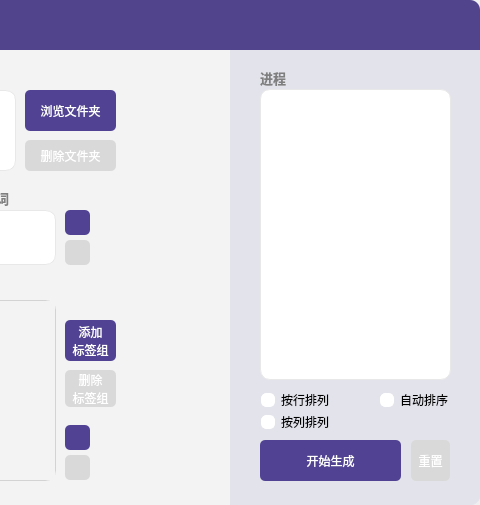
Above: EazyAccountantApp_UI.ui from RickH-Arch/EazyAccountant_App before the change; both pictures show x 375 to 855 and y 0 to 505 of the 855 by 505 pixel window. Below: the same form after it.
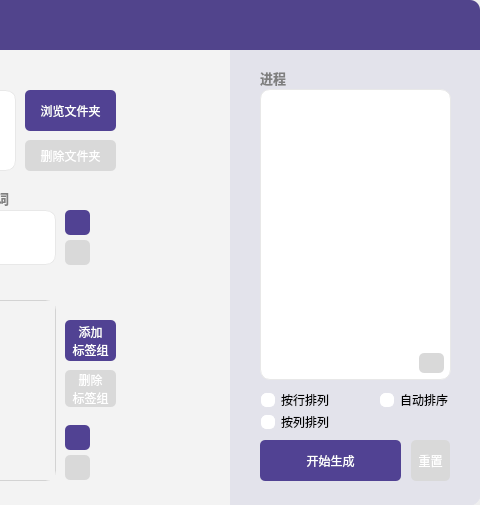
That is the form after the change. Icons and pictures are not drawn.

Commit message: load excel and sheets

Patch:
```diff
--- a/EazyAccountantApp_UI.ui
+++ b/EazyAccountantApp_UI.ui
@@ -1326,33 +1326,61 @@
                <string notr="true">*{border-radius:10px;
 background-color: rgb(255, 255, 255);
 border:1px solid rgb(232, 232, 232);
-color: rgb(121, 121, 121)}
+color: rgb(121, 121, 121);
+font-size:11px;}
 
-QScrollBar {              
-            border: none;
-            background:white;
-            width:3px;
-            margin: 0px 0px 0px 0px;
-        }
-        QScrollBar::handle {
-            background: qlineargradient(x1:0, y1:0, x2:1, y2:0,
-            stop: 0 rgb(32, 47, 130), stop: 0.5 rgb(32, 47, 130), stop:1 rgb(32, 47, 130));
-            min-height: 0px;
-        }
-        QScrollBar::add-line{
-            background: qlineargradient(x1:0, y1:0, x2:1, y2:0,
-            stop: 0 rgb(32, 47, 130), stop: 0.5 rgb(32, 47, 130),  stop:1 rgb(32, 47, 130));
-            height: 0px;
-            subcontrol-position: bottom;
-            subcontrol-origin: margin;
-        }
-        QScrollBar::sub-line {
-            background: qlineargradient(x1:0, y1:0, x2:1, y2:0,
-            stop: 0  rgb(32, 47, 130), stop: 0.5 rgb(32, 47, 130),  stop:1 rgb(32, 47, 130));
-            height: 0 px;
-            subcontrol-position: top;
-            subcontrol-origin: margin;
-        }</string>
+QScrollBar:vertical {              
+        border: 1px solid #999999;
+        background:white;
+        width:4px;    
+        margin: 0px 0px 0px 0px;
+    }
+    QScrollBar::handle:vertical {
+      background: qlineargradient(x1:0, y1:0, x2:1, y2:0,
+        stop: 0 rgb(32, 47, 130), stop: 0.5 rgb(32, 47, 130), stop:1 rgb(32, 47, 130));
+        min-height: 0px;
+    }
+    QScrollBar::add-line:vertical {
+       background: qlineargradient(x1:0, y1:0, x2:1, y2:0,
+        stop: 0 rgb(32, 47, 130), stop: 0.5 rgb(32, 47, 130),  stop:1 rgb(32, 47, 130));
+        height: 0px;
+        subcontrol-position: bottom;
+       subcontrol-origin: margin;
+    }
+    QScrollBar::sub-line:vertical {
+       background: qlineargradient(x1:0, y1:0, x2:1, y2:0,
+        stop: 0  rgb(32, 47, 130), stop: 0.5 rgb(32, 47, 130),  stop:1 rgb(32, 47, 130));
+        height: 0 px;
+        subcontrol-position: top;
+        subcontrol-origin: margin;
+    }
+
+QScrollBar:horizontal{
+ border: 1px solid #999999;
+	background:white;
+	height:5px;
+	margin: 0px 0px 0px 0px;
+}
+
+ QScrollBar::handle:horizonta {
+      background: qlineargradient(x1:0, y1:0, x2:1, y2:0,
+        stop: 0 rgb(32, 47, 130), stop: 0.5 rgb(32, 47, 130), stop:1 rgb(32, 47, 130));
+        min-height: 0px;
+    }
+    QScrollBar::add-line:horizonta {
+       background: qlineargradient(x1:0, y1:0, x2:1, y2:0,
+        stop: 0 rgb(32, 47, 130), stop: 0.5 rgb(32, 47, 130),  stop:1 rgb(32, 47, 130));
+        height: 0px;
+        subcontrol-position: bottom;
+       subcontrol-origin: margin;
+    }
+    QScrollBar::sub-line:horizonta {
+       background: qlineargradient(x1:0, y1:0, x2:1, y2:0,
+        stop: 0  rgb(32, 47, 130), stop: 0.5 rgb(32, 47, 130),  stop:1 rgb(32, 47, 130));
+        height: 0 px;
+        subcontrol-position: top;
+        subcontrol-origin: margin;
+    }</string>
               </property>
              </widget>
              <widget class="QLabel" name="folderPathLable_2">
@@ -1513,6 +1541,48 @@
                <string>重置</string>
               </property>
              </widget>
+             <widget class="QPushButton" name="btn_processDelete">
+              <property name="geometry">
+               <rect>
+                <x>189</x>
+                <y>303</y>
+                <width>25</width>
+                <height>20</height>
+               </rect>
+              </property>
+              <property name="minimumSize">
+               <size>
+                <width>0</width>
+                <height>0</height>
+               </size>
+              </property>
+              <property name="maximumSize">
+               <size>
+                <width>25</width>
+                <height>25</height>
+               </size>
+              </property>
+              <property name="styleSheet">
+               <string notr="true">*{border-radius:5px;
+	font-size:12px;
+	color: rgb(255, 255, 255);
+	
+	background-color:rgb(217, 217, 217) ;
+}
+
+*:hover{
+	
+	background-color: rgb(223, 145, 146);
+}</string>
+              </property>
+              <property name="text">
+               <string/>
+              </property>
+              <property name="icon">
+               <iconset resource="resource.qrc">
+                <normaloff>:/icons/icon/减号.ico</normaloff>:/icons/icon/减号.ico</iconset>
+              </property>
+             </widget>
             </widget>
             <widget class="QWidget" name="sidePage_settings"/>
             <widget class="QWidget" name="sidePage_write"/>
```
The commit also changes 10 other files.
